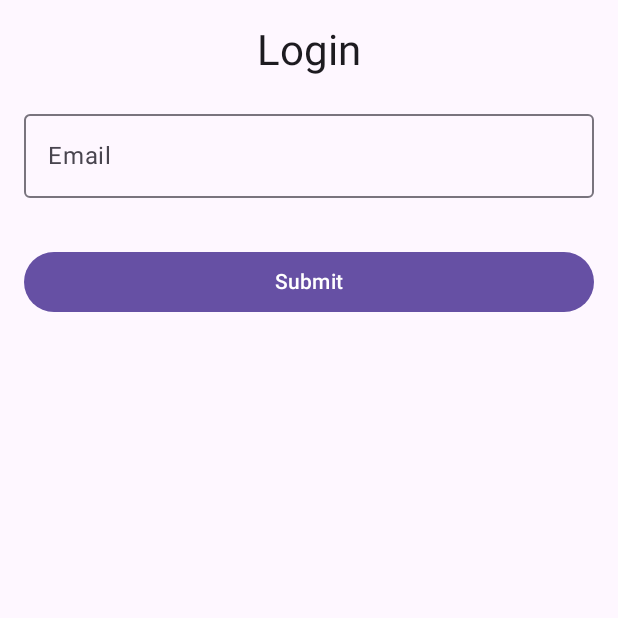
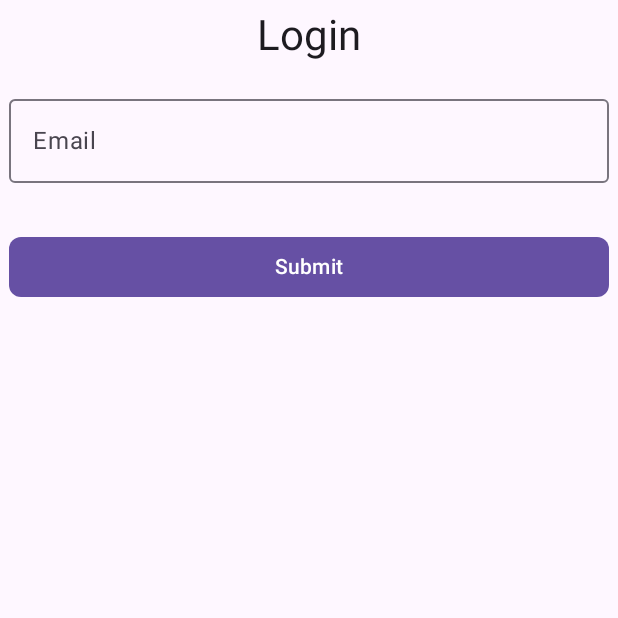
Before and after one commit to bmstu1519/RocketServerKMM, an Android app built with Jetpack Compose: the composable LoginScreen shown on its own in the app's theme, on a phone screen of 412 x 824 dp, the top half of it. Run offline under Robolectric (Android 15) with nearby library versions, the phone set to English and light mode, and no system bars; our stand-ins replace Compose Multiplatform resources, Voyager; pictures from the network do not load; 3 statements that could not run were skipped.

Commit message:
minor edits

```diff
--- a/composeApp/src/commonMain/kotlin/org/rocketserverkmm/project/presentation/App.kt
+++ b/composeApp/src/commonMain/kotlin/org/rocketserverkmm/project/presentation/App.kt
@@ -57,8 +57,8 @@ fun App() {
                         title = { Text("RocketServerKMM") },
                         colors = TopAppBarDefaults.topAppBarColors(
                             containerColor = Color.Transparent,
-                            titleContentColor = Color.Black,
-                            navigationIconContentColor = Color.Black,
+                            titleContentColor = MaterialTheme.colorScheme.onPrimary,
+                            navigationIconContentColor = MaterialTheme.colorScheme.onPrimary,
                             actionIconContentColor = MaterialTheme.colorScheme.primary,
                         ),
                     )
--- a/composeApp/src/commonMain/kotlin/org/rocketserverkmm/project/presentation/screens/LaunchDetailsScreen.kt
+++ b/composeApp/src/commonMain/kotlin/org/rocketserverkmm/project/presentation/screens/LaunchDetailsScreen.kt
@@ -8,6 +8,7 @@ import androidx.compose.foundation.layout.fillMaxSize
 import androidx.compose.foundation.layout.fillMaxWidth
 import androidx.compose.foundation.layout.padding
 import androidx.compose.foundation.layout.size
+import androidx.compose.foundation.shape.RoundedCornerShape
 import androidx.compose.material.icons.Icons
 import androidx.compose.material.icons.filled.Warning
 import androidx.compose.material3.Button
@@ -90,7 +91,7 @@ data class LaunchDetailsScreen(val launchId: String) : Screen {
         Column(
             modifier = Modifier
                 .fillMaxSize()
-                .padding(16.dp)
+                .padding(6.dp)
         ) {
             Row(verticalAlignment = Alignment.CenterVertically) {
                 AsyncImage(
@@ -129,7 +130,8 @@ data class LaunchDetailsScreen(val launchId: String) : Screen {
                     .fillMaxWidth(),
                 onClick = {
                     viewModel.actionToDestination(LaunchDetailsAction.ClickBookButton)
-                }
+                },
+                shape = RoundedCornerShape(8.dp)
             ) {
                 when (state.buttonState) {
                     ButtonState.Error -> Icon(
--- a/composeApp/src/commonMain/kotlin/org/rocketserverkmm/project/presentation/screens/LaunchListScreen.kt
+++ b/composeApp/src/commonMain/kotlin/org/rocketserverkmm/project/presentation/screens/LaunchListScreen.kt
@@ -110,7 +110,7 @@ private fun LoadingItems() {
         contentAlignment = Alignment.Center,
         modifier = Modifier
             .fillMaxWidth()
-            .padding(16.dp)
+            .padding(6.dp)
     ) {
         CircularProgressIndicator()
     }
--- a/composeApp/src/commonMain/kotlin/org/rocketserverkmm/project/presentation/screens/LoginScreen.kt
+++ b/composeApp/src/commonMain/kotlin/org/rocketserverkmm/project/presentation/screens/LoginScreen.kt
@@ -7,6 +7,7 @@ import androidx.compose.foundation.layout.fillMaxSize
 import androidx.compose.foundation.layout.fillMaxWidth
 import androidx.compose.foundation.layout.padding
 import androidx.compose.foundation.layout.size
+import androidx.compose.foundation.shape.RoundedCornerShape
 import androidx.compose.foundation.text.KeyboardOptions
 import androidx.compose.material.icons.Icons
 import androidx.compose.material.icons.filled.Check
@@ -26,7 +27,6 @@ import androidx.compose.runtime.collectAsState
 import androidx.compose.runtime.getValue
 import androidx.compose.runtime.mutableStateOf
 import androidx.compose.runtime.remember
-import androidx.compose.runtime.rememberCoroutineScope
 import androidx.compose.runtime.setValue
 import androidx.compose.ui.Modifier
 import androidx.compose.ui.graphics.Color
@@ -38,8 +38,6 @@ import androidx.lifecycle.viewmodel.compose.viewModel
 import cafe.adriel.voyager.core.screen.Screen
 import cafe.adriel.voyager.navigator.LocalNavigator
 import cafe.adriel.voyager.navigator.currentOrThrow
-import kotlinx.coroutines.flow.collect
-import kotlinx.coroutines.launch
 import org.rocketserverkmm.project.dependencies.DependencyProvider
 import org.rocketserverkmm.project.dependencies.ViewModelFactory
 import org.rocketserverkmm.project.presentation.states.ButtonState
@@ -64,7 +62,7 @@ class LoginScreen : Screen {
         Column(
             modifier = Modifier
                 .fillMaxSize()
-                .padding(16.dp)
+                .padding(6.dp)
         ) {
 
             Text(
@@ -92,6 +90,7 @@ class LoginScreen : Screen {
                 onClick = {
                     viewModel.actionToDestination(LoginAction.ClickSubmit(email))
                 },
+                shape = RoundedCornerShape(8.dp),
                 colors = ButtonDefaults.buttonColors(
                     containerColor = when(state.buttonState) {
                         ButtonState.Error -> Color(0xFFFFABAB)
```
